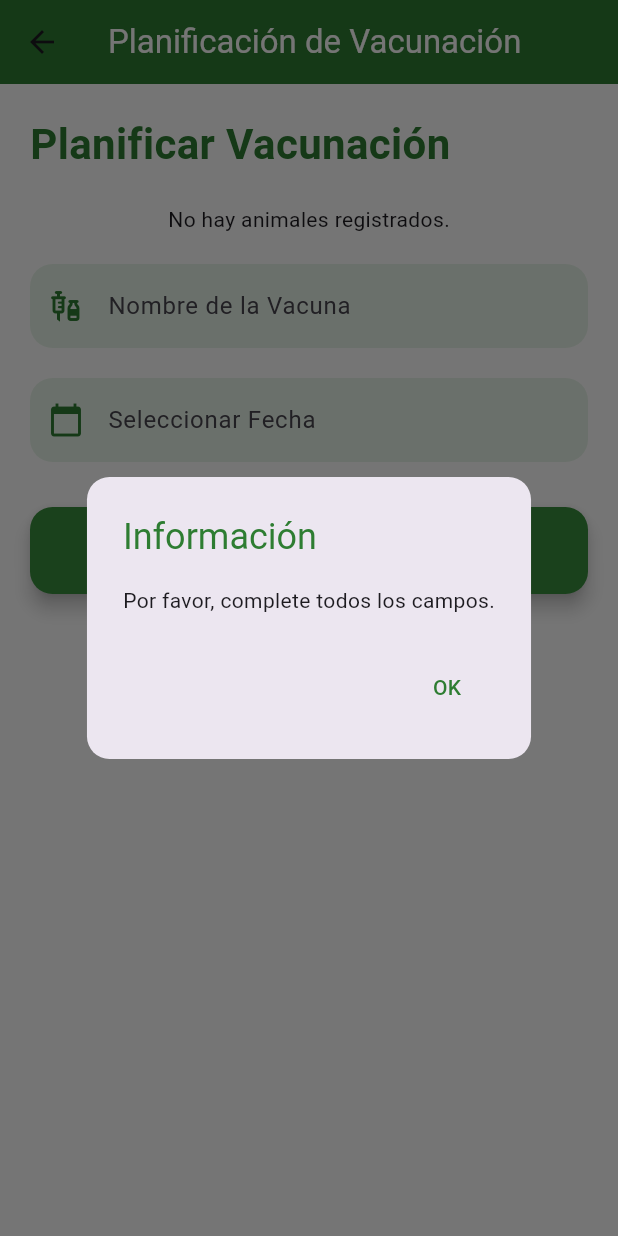
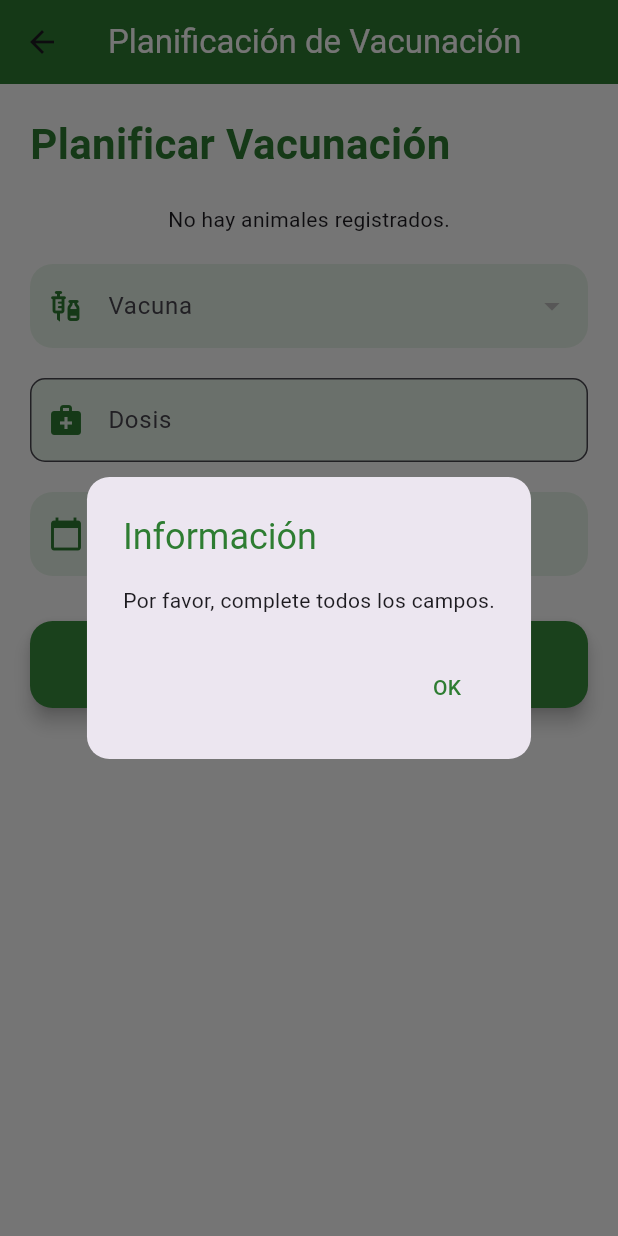
Before and after one commit to Suppra/BoviDataFirebase, a Flutter app: the VaccinationPlanningScreen screen opened by its route, after a tap on "Planificar Vacunación", on a phone screen of 412 x 824 dp. Run offline on Flutter 3.47's test engine with Material 3 defaults, Android fonts, the phone set to English and light mode, and no system bars; our stand-ins replace cloud_firestore, firebase_auth, firebase_core; accounts and stored records are empty.

Commit message:
SELECCION DE VACUNAS Y ACTUALIZACION INVENTARIO

```diff
--- a/lib/vista/vaccination/vaccination_planning_screen.dart
+++ b/lib/vista/vaccination/vaccination_planning_screen.dart
@@ -1,5 +1,6 @@
 import 'package:flutter/material.dart';
 import 'package:cloud_firestore/cloud_firestore.dart';
+import 'package:intl/intl.dart';
 
 class VaccinationPlanningScreen extends StatefulWidget {
   @override
@@ -8,13 +9,12 @@ class VaccinationPlanningScreen extends StatefulWidget {
 
 class _VaccinationPlanningScreenState extends State<VaccinationPlanningScreen> {
   String? _selectedAnimalId;
-  final TextEditingController _vaccineNameController = TextEditingController();
+  final TextEditingController _doseController = TextEditingController();
   DateTime? _selectedDate;
+  String? _selectedVaccine;
 
   Future<void> _planVaccination() async {
-    if (_selectedAnimalId == null ||
-        _vaccineNameController.text.isEmpty ||
-        _selectedDate == null) {
+    if (_selectedAnimalId == null || _selectedVaccine == null || _doseController.text.isEmpty || _selectedDate == null) {
       _showAlertDialog('Por favor, complete todos los campos.');
       return;
     }
@@ -22,14 +22,25 @@ class _VaccinationPlanningScreenState extends State<VaccinationPlanningScreen> {
     try {
       await FirebaseFirestore.instance.collection('vaccination_plans').add({
         'animalId': _selectedAnimalId,
-        'vaccineName': _vaccineNameController.text,
+        'vaccineName': _selectedVaccine,
+        'dose': _doseController.text,
         'date': Timestamp.fromDate(_selectedDate!), // Cambiado aquí
       });
 
       _showAlertDialog('Vacunación planificada con éxito.');
+      _clearFields();
     } catch (e) {
       _showAlertDialog('Error al planificar la vacunación.');
     }
+  }
+
+  void _clearFields() {
+    setState(() {
+      _selectedAnimalId = null;
+      _selectedVaccine = null;
+      _doseController.clear();
+      _selectedDate = null;
+    });
   }
 
   Future<void> _selectDate(BuildContext context) async {
@@ -79,7 +90,9 @@ class _VaccinationPlanningScreenState extends State<VaccinationPlanningScreen> {
               SizedBox(height: 20),
               _buildAnimalDropdown(),
               SizedBox(height: 20),
-              _buildTextField(_vaccineNameController, 'Nombre de la Vacuna', Icons.vaccines),
+              _buildVaccineDropdown(),
+              SizedBox(height: 20),
+              _buildTextField(_doseController, 'Dosis', Icons.medical_services),
               SizedBox(height: 20),
               _buildDateSelector(context),
               SizedBox(height: 30),
@@ -149,18 +162,55 @@ class _VaccinationPlanningScreenState extends State<VaccinationPlanningScreen> {
     );
   }
 
+  Widget _buildVaccineDropdown() {
+    return StreamBuilder<QuerySnapshot>(
+      stream: FirebaseFirestore.instance.collection('medications').snapshots(),
+      builder: (context, snapshot) {
+        if (!snapshot.hasData) {
+          return Center(child: CircularProgressIndicator());
+        }
+
+        final medications = snapshot.data!.docs;
+        List<DropdownMenuItem<String>> items = medications.map((medication) {
+          return DropdownMenuItem<String>(
+            value: medication.id,
+            child: Text(medication['name']),
+          );
+        }).toList();
+
+        return DropdownButtonFormField<String>(
+          value: _selectedVaccine,
+          onChanged: (value) {
+            setState(() {
+              _selectedVaccine = value;
+            });
+          },
+          decoration: InputDecoration(
+            labelText: 'Vacuna',
+            filled: true,
+            fillColor: Colors.green[50],
+            border: OutlineInputBorder(
+              borderRadius: BorderRadius.circular(15),
+              borderSide: BorderSide.none,
+            ),
+            prefixIcon: Icon(Icons.vaccines, color: Colors.green[800]),
+          ),
+          items: items,
+        );
+      },
+    );
+  }
+
   Widget _buildTextField(TextEditingController controller, String label, IconData icon) {
     return TextField(
       controller: controller,
+      keyboardType: TextInputType.number,
       decoration: InputDecoration(
+        labelText: label,
+        prefixIcon: Icon(icon, color: Colors.green[800]),
         filled: true,
         fillColor: Colors.green[50],
-        labelText: label,
-        prefixIcon: Icon(icon, color: Colors.green[800]),
-        border: OutlineInputBorder(
-          borderRadius: BorderRadius.circular(15),
-          borderSide: BorderSide.none,
-        ),
+        border: OutlineInputBorder(borderRadius: BorderRadius.circular(10)),
       ),
     );
   }
```
Also changed, not shown: lib/vista/medicalhistory/medical_history_screen.dart (+51 -4 lines), lib/vista/treatments/treatment_vaccine_management_screen.dart (+62 -7 lines).
